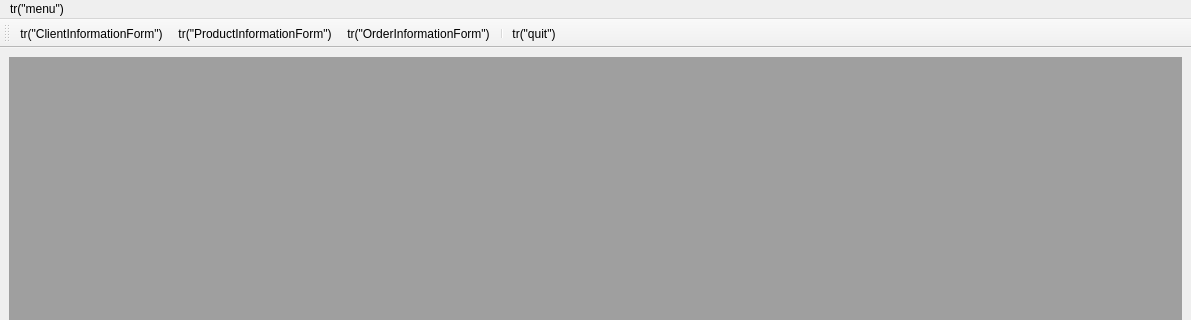
First picture: the form in CSApp/cs_app.ui, repository ToSaveData/qt_source, before the edit; both pictures show x 0 to 1191 and y 0 to 320 of the 1191 by 607 pixel window.
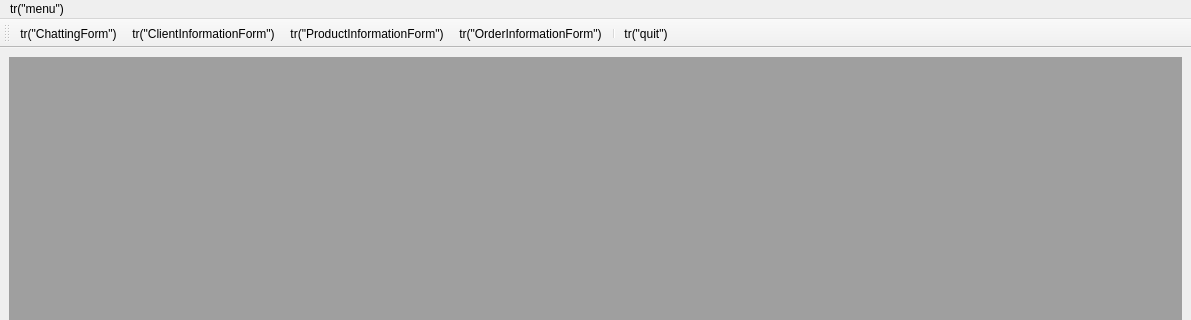
Second picture: the form after the edit.

Diff of the .ui file:
```diff
--- a/CSApp/cs_app.ui
+++ b/CSApp/cs_app.ui
@@ -10,6 +10,12 @@
     <height>607</height>
    </rect>
   </property>
+  <property name="minimumSize">
+   <size>
+    <width>0</width>
+    <height>0</height>
+   </size>
+  </property>
   <property name="windowTitle">
    <string>CS_App</string>
   </property>
@@ -83,6 +89,7 @@
    <attribute name="toolBarBreak">
     <bool>false</bool>
    </attribute>
+   <addaction name="actiontr_ChattingForm"/>
    <addaction name="actiontr_ClientInformationForm"/>
    <addaction name="actiontr_ProductInformationForm"/>
    <addaction name="actiontr_OrderInformationForm"/>
@@ -109,6 +116,11 @@
     <string>tr(&quot;quit&quot;)</string>
    </property>
   </action>
+  <action name="actiontr_ChattingForm">
+   <property name="text">
+    <string>tr(&quot;ChattingForm&quot;)</string>
+   </property>
+  </action>
  </widget>
  <resources/>
  <connections>
```
Left out of the diff: 3 changed lines with no effect on the pictures.
